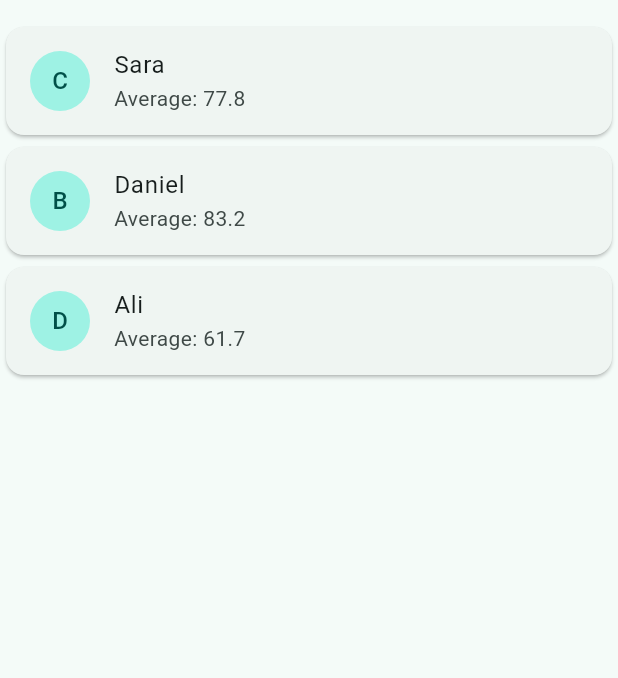
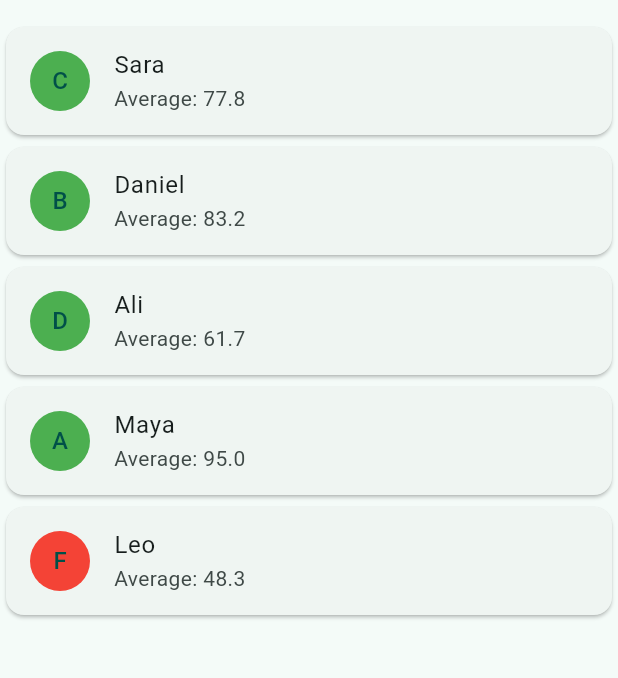
Before and after one commit to Danii-Fedo10/my_first_app, a Flutter app: the screen it shows after launch, on a phone screen of 412 x 824 dp, the part 63-741 px from its top. Run offline on Flutter 3.47's test engine with Material 3 defaults, Android fonts, the phone set to English and light mode, and no system bars.

Commit message:
add two students and tests

```diff
--- a/lib/main.dart
+++ b/lib/main.dart
@@ -1,4 +1,5 @@
 import 'package:flutter/material.dart';
+
 import 'student.dart';
 
 void main() {
@@ -29,6 +30,8 @@ class StudentsPage extends StatelessWidget {
       Student('Sara', [85, 72, 90, 64, 78]),
       Student('Daniel', [87, 92, 70, 94, 73]),
       Student('Ali', [60, 55, 70]),
+      Student('Maya', [95, 92, 98]),
+      Student('Leo', [45, 52, 48]),
     ];
 
     return Scaffold(
@@ -39,9 +42,16 @@ class StudentsPage extends StatelessWidget {
           final s = students[index];
           return Card(
             child: ListTile(
-              leading: CircleAvatar(child: Text(s.grade)),
+              leading: CircleAvatar(
+                backgroundColor: s.grade == 'F' ? Colors.red : Colors.green,
+                child: Text(s.grade),
+              ),
               title: Text(s.name),
               subtitle: Text('Average: ${s.average.toStringAsFixed(1)}'),
+              onTap: () {
+                ScaffoldMessenger.of(context)
+                    .showSnackBar(SnackBar(content: Text(s.name)));
+              },
             ),
           );
         },
```
Also changed, not shown: 1 other file.
